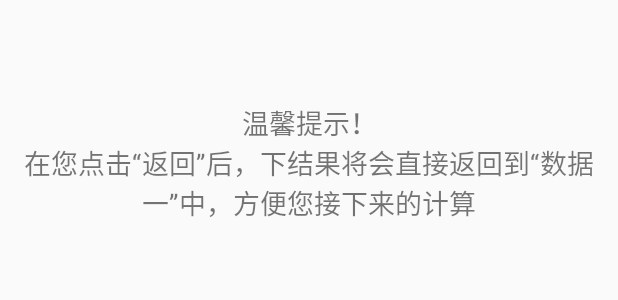
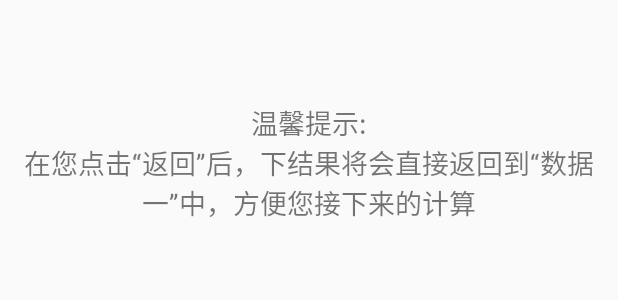
Before and after one commit to ALittlePanda/Demo_02, an Android app: the layout activity_2.xml on its own in the app's theme, with its tools: preview values and no code run, on a phone screen of 412 x 824 dp. Shown: the part 154-454 px from the top of the screen. Run offline under Robolectric (Android 15) with nearby library versions, the phone set to English and light mode, and no system bars.

```diff
--- a/app/src/main/res/values/strings.xml
+++ b/app/src/main/res/values/strings.xml
@@ -25,5 +25,5 @@
     <string name="text_2">" "</string>
     <string name="date">1.0.3date</string>
     <string name="view_1">图标</string>
-    <string name="Activity2_text">温馨提示！\n在您点击“返回”后，下结果将会直接返回到“数据一”中，方便您接下来的计算</string>
+    <string name="Activity2_text">温馨提示:\n在您点击“返回”后，下结果将会直接返回到“数据一”中，方便您接下来的计算</string>
 </resources>
```
